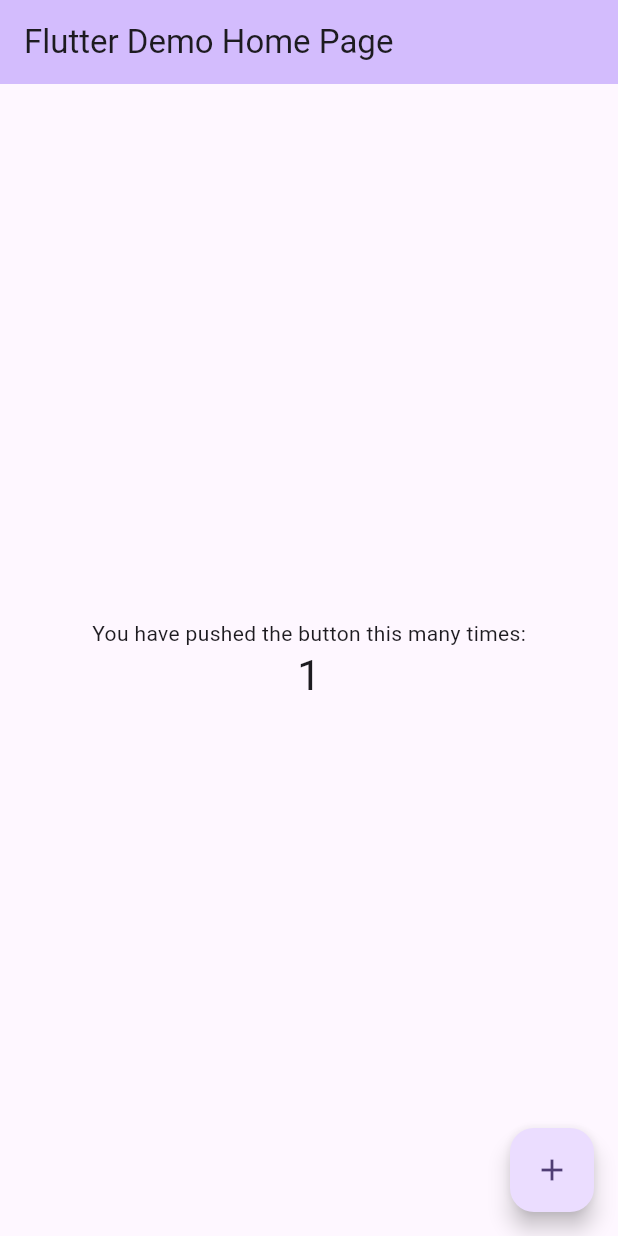
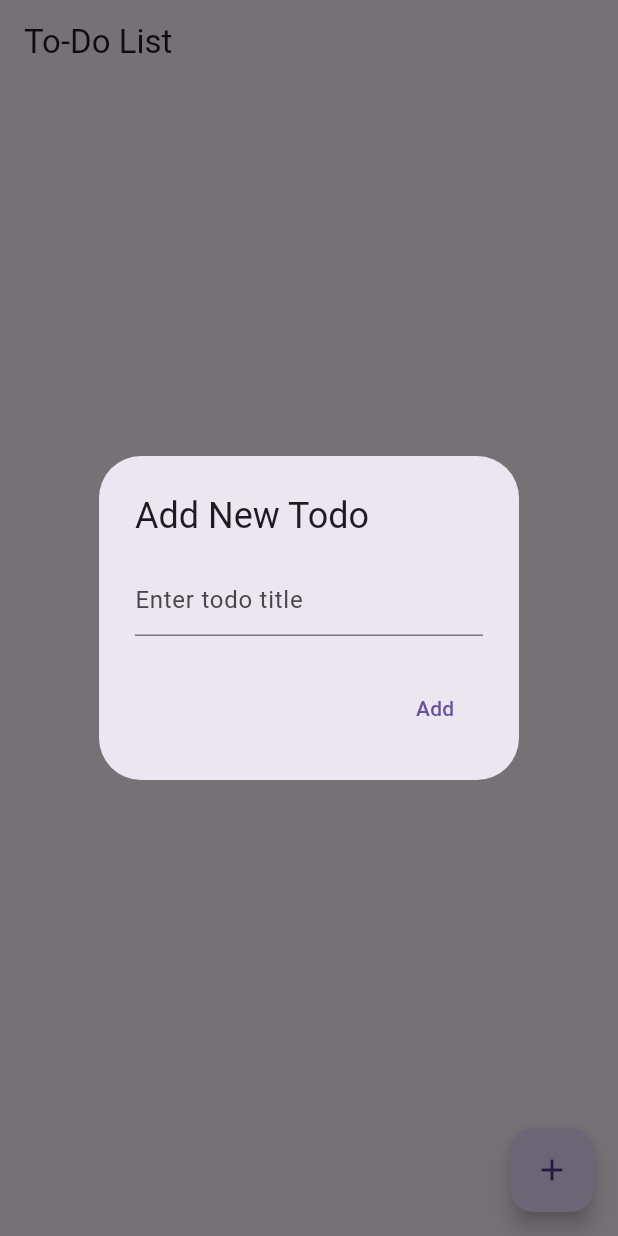
Before and after one commit to sajadnowroozi2003/Todo-App-With-Provider, a Flutter app: the screen it shows after launch, after a tap on the "add" icon, on a phone screen of 412 x 824 dp. Run offline on Flutter 3.47's test engine with Material 3 defaults, Android fonts, the phone set to English and light mode, and no system bars.

Commit message:
all done

```diff
--- a/lib/main.dart
+++ b/lib/main.dart
@@ -1,125 +1,30 @@
 import 'package:flutter/material.dart';
+import 'package:provider/provider.dart';
+import 'package:todo_list_provider/screen/todo_list_screen.dart';
+import '../provider/todo_provider.dart';
+import 'package:todo_list_provider/model/Todo.dart';
 
 void main() {
-  runApp(const MyApp());
+  runApp(
+    MultiProvider(
+      providers: [ChangeNotifierProvider(create: (_) => TodoProvider())],
+      child: MyApp(),
+    ),
+  );
 }
 
 class MyApp extends StatelessWidget {
   const MyApp({super.key});
 
-  // This widget is the root of your application.
   @override
   Widget build(BuildContext context) {
     return MaterialApp(
-      title: 'Flutter Demo',
-      theme: ThemeData(
-        // This is the theme of your application.
-        //
-        // TRY THIS: Try running your application with "flutter run". You'll see
-        // the application has a purple toolbar. Then, without quitting the app,
-        // try changing the seedColor in the colorScheme below to Colors.green
-        // and then invoke "hot reload" (save your changes or press the "hot
-        // reload" button in a Flutter-supported IDE, or press "r" if you used
-        // the command line to start the app).
-        //
-        // Notice that the counter didn't reset back to zero; the application
-        // state is not lost during the reload. To reset the state, use hot
-        // restart instead.
-        //
-        // This works for code too, not just values: Most code changes can be
-        // tested with just a hot reload.
-        colorScheme: ColorScheme.fromSeed(seedColor: Colors.deepPurple),
-        useMaterial3: true,
-      ),
-      home: const MyHomePage(title: 'Flutter Demo Home Page'),
+      title: 'To-Do-List',
+      theme: ThemeData(primaryColor: Colors.blue),
+      initialRoute: '/',
+      routes: {
+        '/': (context) => TodoListScreen(),
+      },
     );
   }
 }
-
-class MyHomePage extends StatefulWidget {
-  const MyHomePage({super.key, required this.title});
-
-  // This widget is the home page of your application. It is stateful, meaning
-  // that it has a State object (defined below) that contains fields that affect
-  // how it looks.
-
-  // This class is the configuration for the state. It holds the values (in this
-  // case the title) provided by the parent (in this case the App widget) and
-  // used by the build method of the State. Fields in a Widget subclass are
-  // always marked "final".
-
-  final String title;
-
-  @override
-  State<MyHomePage> createState() => _MyHomePageState();
-}
-
-class _MyHomePageState extends State<MyHomePage> {
-  int _counter = 0;
-
-  void _incrementCounter() {
-    setState(() {
-      // This call to setState tells the Flutter framework that something has
-      // changed in this State, which causes it to rerun the build method below
-      // so that the display can reflect the updated values. If we changed
-      // _counter without calling setState(), then the build method would not be
-      // called again, and so nothing would appear to happen.
-      _counter++;
-    });
-  }
-
-  @override
-  Widget build(BuildContext context) {
-    // This method is rerun every time setState is called, for instance as done
-    // by the _incrementCounter method above.
-    //
-    // The Flutter framework has been optimized to make rerunning build methods
-    // fast, so that you can just rebuild anything that needs updating rather
-    // than having to individually change instances of widgets.
-    return Scaffold(
-      appBar: AppBar(
-        // TRY THIS: Try changing the color here to a specific color (to
-        // Colors.amber, perhaps?) and trigger a hot reload to see the AppBar
-        // change color while the other colors stay the same.
-        backgroundColor: Theme.of(context).colorScheme.inversePrimary,
-        // Here we take the value from the MyHomePage object that was created by
-        // the App.build method, and use it to set our appbar title.
-        title: Text(widget.title),
-      ),
-      body: Center(
-        // Center is a layout widget. It takes a single child and positions it
-        // in the middle of the parent.
-        child: Column(
-          // Column is also a layout widget. It takes a list of children and
-          // arranges them vertically. By default, it sizes itself to fit its
-          // children horizontally, and tries to be as tall as its parent.
-          //
-          // Column has various properties to control how it sizes itself and
-          // how it positions its children. Here we use mainAxisAlignment to
-          // center the children vertically; the main axis here is the vertical
-          // axis because Columns are vertical (the cross axis would be
-          // horizontal).
-          //
-          // TRY THIS: Invoke "debug painting" (choose the "Toggle Debug Paint"
-          // action in the IDE, or press "p" in the console), to see the
-          // wireframe for each widget.
-          mainAxisAlignment: MainAxisAlignment.center,
-          children: <Widget>[
-            const Text(
-              'You have pushed the button this many times:',
-            ),
-            Text(
-              '$_counter',
-              style: Theme.of(context).textTheme.headlineMedium,
-            ),
-          ],
-        ),
-      ),
-      floatingActionButton: FloatingActionButton(
-        onPressed: _incrementCounter,
-        tooltip: 'Increment',
-        child: const Icon(Icons.add),
-      ), // This trailing comma makes auto-formatting nicer for build methods.
-    );
-  }
-}
--- /dev/null
+++ b/lib/provider/todo_provider.dart
@@ -0,0 +1,27 @@
+import 'package:flutter/material.dart';
+import '../provider/todo_provider.dart';
+import 'package:todo_list_provider/model/Todo.dart';
+
+class TodoProvider with ChangeNotifier {
+  List<Todo> _todos = [];
+  List get todos => _todos;
+
+  void addTodo(String title) {
+    final newTodo = Todo(title: title, id: DateTime.now().toString());
+    _todos.add(newTodo);
+    notifyListeners();
+  }
+
+  void toggleTodoStatus(String id) {
+    final todoIndex = _todos.indexWhere((todo) => todo.id == id);
+    if (todoIndex >= 0) {
+      _todos[todoIndex].isCompleted = !_todos[todoIndex].isCompleted!;
+      notifyListeners();
+    }
+  }
+
+  void deleteTodo(String id) {
+    _todos.removeWhere((todo) => todo.id == id);
+    notifyListeners();
+  }
+}
--- /dev/null
+++ b/lib/screen/todo_list_screen.dart
@@ -0,0 +1,92 @@
+import 'package:flutter/material.dart';
+import 'package:provider/provider.dart';
+import 'package:todo_list_provider/provider/todo_provider.dart';
+
+class TodoListScreen extends StatelessWidget {
+  const TodoListScreen({super.key});
+
+  @override
+  Widget build(BuildContext context) {
+    final todoProvider = Provider.of<TodoProvider>(context);
+
+    return Scaffold(
+      appBar: AppBar(
+        title: const Text('To-Do List'),
+      ),
+      body: ListView.builder(
+        itemCount: todoProvider.todos.length,
+        itemBuilder: (ctx, index) {
+          final todo = todoProvider.todos[index];
+          return ListTile(
+            title: Text(todo.title),
+            trailing: Checkbox(
+              value: todo.isCompleted,
+              onChanged: (_) {
+                todoProvider.toggleTodoStatus(todo.id);
+              },
+            ),
+            onLongPress: () {
+              showDialog(
+                context: context,
+                builder: (ctx) {
+                  return AlertDialog(
+                    title: const Text('Delete Todo'),
+                    content: const Text(
+                        'Are you sure you want to delete this todo?'),
+                    actions: [
+                      TextButton(
+                        onPressed: () {
+                          Navigator.of(ctx).pop();
+                        },
+                        child: const Text('Cancel'),
+                      ),
+                      TextButton(
+                        onPressed: () {
+                          todoProvider.deleteTodo(todo.id);
+                          Navigator.of(ctx).pop();
+                        },
+                        child: const Text('Delete'),
+                      ),
+                    ],
+                  );
+                },
+              );
+            },
+          );
+        },
+      ),
+      floatingActionButton: FloatingActionButton(
+        onPressed: () {
+          showDialog(
+            context: context,
+            builder: (ctx) {
+              String newTodoTitle = '';
+              return AlertDialog(
+                title: const Text('Add New Todo'),
+                content: TextField(
+                  onChanged: (value) {
+                    newTodoTitle = value;
+                  },
+                  decoration:
+                      const InputDecoration(hintText: 'Enter todo title'),
+                ),
+                actions: [
+                  TextButton(
+                    onPressed: () {
+                      if (newTodoTitle.isNotEmpty) {
+                        todoProvider.addTodo(newTodoTitle);
+                        Navigator.of(ctx).pop();
+                      }
+                    },
+                    child: const Text('Add'),
+                  ),
+                ],
+              );
+            },
+          );
+        },
+        child: const Icon(Icons.add),
+      ),
+    );
+  }
+}
```
Also changed, not shown: 1 other file.
